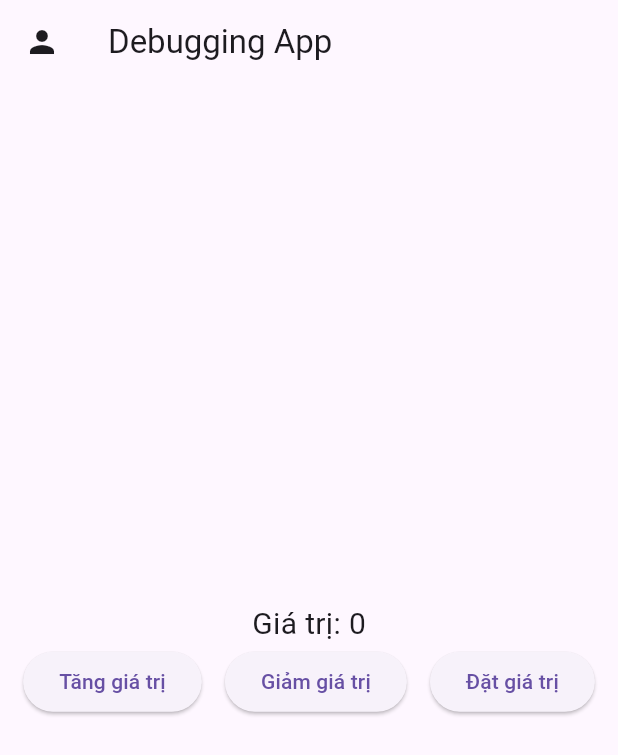
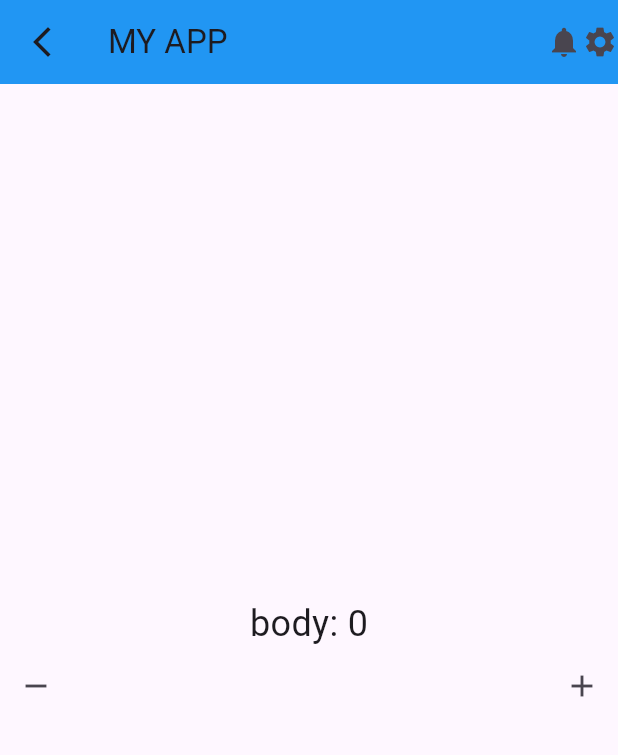
Before and after one commit to HaiiNam1/fullter, a Flutter app: the screen it shows after launch, on a phone screen of 412 x 824 dp. Shown: the top 755 px of the screen. Run offline on Flutter 3.47's test engine with Material 3 defaults, Android fonts, the phone set to English and light mode, and no system bars.

Commit message:
commit note

```diff
--- /dev/null
+++ b/app_hello/lib/flutter_application_1/lib/home_page.dart
@@ -0,0 +1,92 @@
+import 'package:flutter/material.dart';
+
+class CounterWidget extends StatefulWidget {
+  const CounterWidget({Key? key}) : super(key: key);
+
+  @override
+  _CounterWidgetState createState() => _CounterWidgetState();
+}
+
+class _CounterWidgetState extends State<CounterWidget> {
+  int value = 0;
+
+  void addValue() {
+    setState(() {
+      value += 1;
+    });
+  }
+
+  void subtractValue() {
+    setState(() {
+      value -= 1;
+    });
+  }
+
+  @override
+  Widget build(BuildContext context) {
+    return Scaffold(
+      body: Column(
+        mainAxisAlignment: MainAxisAlignment.center,
+        children: [
+          Center(
+            child: Text(
+              'body: $value',
+              style: TextStyle(
+                fontSize: 24,
+              ),
+            ),
+          ),
+          Row(
+            mainAxisAlignment: MainAxisAlignment.spaceBetween,
+            children: <Widget>[
+              IconButton(
+                onPressed: () {
+                  // Xử lý logic giảm giá trị
+                  setState(() {
+                    value -= 1;
+                  });
+                },
+                icon: const Icon(Icons.remove),
+              ),
+              IconButton(
+                onPressed: () {
+                  // Xử lý logic tăng giá trị
+                  setState(() {
+                    value += 1;
+                  });
+                },
+                icon: const Icon(Icons.add),
+              ),
+            ],
+          )
+        ],
+      ),
+    );
+  }
+}
+
+class Homepage extends StatelessWidget {
+  const Homepage({Key? key}) : super(key: key);
+
+  @override
+  Widget build(BuildContext context) {
+    return Scaffold(
+      appBar: AppBar(
+        leading: const Icon(Icons.arrow_back_ios_new_outlined),
+        title: const Text('MY APP'),
+        backgroundColor: Colors.blue,
+        actions: const [
+          Icon(Icons.notifications),
+          Icon(Icons.settings),
+        ],
+      ),
+      body: CounterWidget(),
+    );
+  }
+}
+
+void main() {
+  runApp(MaterialApp(
+    home: Homepage(),
+  ));
+}
--- a/app_hello/lib/flutter_application_1/lib/main.dart
+++ b/app_hello/lib/flutter_application_1/lib/main.dart
@@ -1,94 +1,17 @@
 import 'package:flutter/material.dart';
+import 'home_page.dart';
 
 void main() {
   runApp(const MyApp());
 }
 
-class MyObject {
-  int value;
-
-  MyObject({
-    required this.value,
-  });
-
-  void performSpecificFunction() {
-    print('Đã thực hiện chức năng cụ thể với giá trị $value');
-  }
-
-  void increase() {
-    value++;
-  }
-
-  void decrease() {
-    value--;
-  }
-
-  void setValue(int newValue) {
-    value = newValue;
-  }
-}
-
-class MyApp extends StatefulWidget {
-  const MyApp({super.key});
-
-  @override
-  State<MyApp> createState() => _MyAppState();
-}
-
-class _MyAppState extends State<MyApp> {
-  MyObject _myObject = MyObject(value: 0);
-  String? title;
-
-  Widget _buildText() {
-    return Text(
-      'Giá trị: ${_myObject.value}',
-      style: const TextStyle(fontSize: 20),
-    );
-  }
+class MyApp extends StatelessWidget {
+  const MyApp({Key? key}) : super(key: key);
 
   @override
   Widget build(BuildContext context) {
     return MaterialApp(
-      home: Scaffold(
-        appBar: AppBar(
-          leading: const Icon(Icons.person),
-          title: Text(title ?? 'Debugging App'),
-        ),
-        body: Center(
-          child: Column(
-            mainAxisAlignment: MainAxisAlignment.center,
-            children: [
-              _buildText(),
-              Row(
-                mainAxisAlignment: MainAxisAlignment.spaceEvenly,
-                children: [
-                  ElevatedButton(
-                    onPressed: () {
-                      _myObject.increase();
-                      setState(() {});
-                    },
-                    child: const Text('Tăng giá trị'),
-                  ),
-                  ElevatedButton(
-                    onPressed: () {
-                      _myObject.decrease();
-                      setState(() {});
-                    },
-                    child: const Text('Giảm giá trị'),
-                  ),
-                  ElevatedButton(
-                    onPressed: () {
-                      _myObject.setValue(10);
-                      setState(() {});
-                    },
-                    child: const Text('Đặt giá trị'),
-                  ),
-                ],
-              ),
-            ],
-          ),
-        ),
-      ),
+      home: Homepage(),
     );
   }
 }
--- a/app_hello/lib/textthu.dart
+++ /dev/null
@@ -1,50 +0,0 @@
-import 'package:flutter/material.dart';
-
-void main() {
-  runApp(const MyApp());
-}
-
-class MyApp extends StatefulWidget {
-  const MyApp({super.key});
-
-  @override
-  State<MyApp> createState() => _MyAppState();
-}
-
-class _MyAppState extends State<MyApp> {
-  int _value = 0;
-  String? title;
-  Widget _buildText() {
-    return Text(
-      'Giá trị: $_value',
-      style: const TextStyle(fontSize: 20),
-    );
-  }
-
-  @override
-  Widget build(BuildContext context) {
-    return MaterialApp(
-      home: Scaffold(
-        appBar: AppBar(
-          leading: const Icon(Icons.person),
-          title: Text(title ?? 'Debugging App'),
-        ),
-        body: Center(
-          child: Column(
-            mainAxisAlignment: MainAxisAlignment.center,
-            children: [
-              _buildText(),
-              OutlinedButton(
-                onPressed: () {
-                  _value++;
-                  setState(() {});
-                },
-                child: const Text('Tính toán'),
-              )
-            ],
-          ),
-        ),
-      ),
-    );
-  }
-}
```
Also changed, not shown: app_hello/lib/main.dart (deleted, +0 -125 lines), 1 other file.
